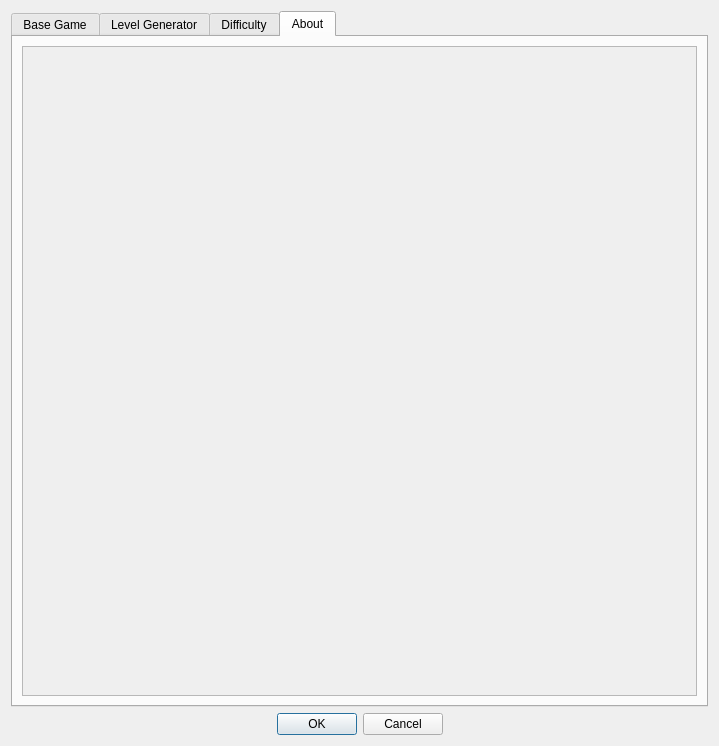
First picture: the form in SMB1/SMB1_Compliance_To_SMB1/Configure_Settings_Form.ui, repository Coolcord/Level-Headed, before the edit.
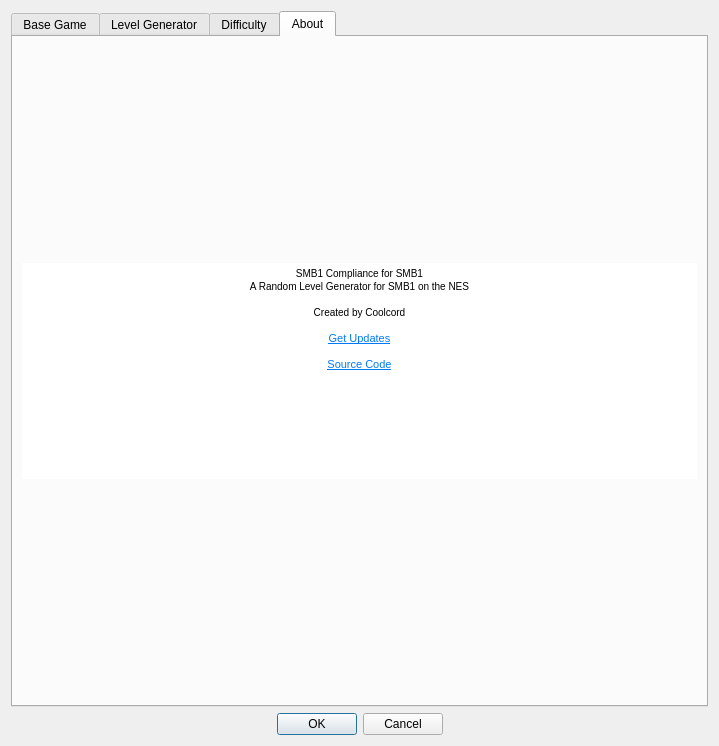
Second picture: the form after the edit. The open tabs and pages were chosen to show the change.

Commit message: Added some about text to the about tab

```diff
--- a/SMB1/SMB1_Compliance_To_SMB1/Configure_Settings_Form.ui
+++ b/SMB1/SMB1_Compliance_To_SMB1/Configure_Settings_Form.ui
@@ -1540,22 +1540,58 @@
       </attribute>
       <layout class="QVBoxLayout" name="verticalLayout_5">
        <item>
-        <widget class="QScrollArea" name="scrollAbout">
-         <property name="widgetResizable">
+        <spacer name="verticalSpacer_6">
+         <property name="orientation">
+          <enum>Qt::Vertical</enum>
+         </property>
+         <property name="sizeHint" stdset="0">
+          <size>
+           <width>20</width>
+           <height>40</height>
+          </size>
+         </property>
+        </spacer>
+       </item>
+       <item>
+        <widget class="QTextBrowser" name="textAbout">
+         <property name="frameShape">
+          <enum>QFrame::NoFrame</enum>
+         </property>
+         <property name="lineWidth">
+          <number>0</number>
+         </property>
+         <property name="html">
+          <string>&lt;!DOCTYPE HTML PUBLIC &quot;-//W3C//DTD HTML 4.0//EN&quot; &quot;http://www.w3.org/TR/REC-html40/strict.dtd&quot;&gt;
+&lt;html&gt;&lt;head&gt;&lt;meta name=&quot;qrichtext&quot; content=&quot;1&quot; /&gt;&lt;style type=&quot;text/css&quot;&gt;
+p, li { white-space: pre-wrap; }
+&lt;/style&gt;&lt;/head&gt;&lt;body style=&quot; font-family:'MS Shell Dlg 2'; font-size:7.8pt; font-weight:400; font-style:normal;&quot;&gt;
+&lt;p align=&quot;center&quot; style=&quot; margin-top:0px; margin-bottom:0px; margin-left:0px; margin-right:0px; -qt-block-indent:0; text-indent:0px;&quot;&gt;SMB1 Compliance for SMB1&lt;/p&gt;
+&lt;p align=&quot;center&quot; style=&quot; margin-top:0px; margin-bottom:0px; margin-left:0px; margin-right:0px; -qt-block-indent:0; text-indent:0px;&quot;&gt;A Random Level Generator for SMB1 on the NES&lt;/p&gt;
+&lt;p align=&quot;center&quot; style=&quot;-qt-paragraph-type:empty; margin-top:0px; margin-bottom:0px; margin-left:0px; margin-right:0px; -qt-block-indent:0; text-indent:0px;&quot;&gt;&lt;br /&gt;&lt;/p&gt;
+&lt;p align=&quot;center&quot; style=&quot; margin-top:0px; margin-bottom:0px; margin-left:0px; margin-right:0px; -qt-block-indent:0; text-indent:0px;&quot;&gt;Created by Coolcord&lt;/p&gt;
+&lt;p align=&quot;center&quot; style=&quot;-qt-paragraph-type:empty; margin-top:0px; margin-bottom:0px; margin-left:0px; margin-right:0px; -qt-block-indent:0; text-indent:0px;&quot;&gt;&lt;br /&gt;&lt;/p&gt;
+&lt;p align=&quot;center&quot; style=&quot; margin-top:0px; margin-bottom:0px; margin-left:0px; margin-right:0px; -qt-block-indent:0; text-indent:0px;&quot;&gt;&lt;a href=&quot;https://github.com/Coolcord/Level-Headed/releases&quot;&gt;&lt;span style=&quot; font-size:8pt; text-decoration: underline; color:#007af4;&quot;&gt;Get Updates&lt;/span&gt;&lt;/a&gt;&lt;/p&gt;
+&lt;p align=&quot;center&quot; style=&quot;-qt-paragraph-type:empty; margin-top:0px; margin-bottom:0px; margin-left:0px; margin-right:0px; -qt-block-indent:0; text-indent:0px;&quot;&gt;&lt;br /&gt;&lt;/p&gt;
+&lt;p align=&quot;center&quot; style=&quot; margin-top:0px; margin-bottom:0px; margin-left:0px; margin-right:0px; -qt-block-indent:0; text-indent:0px;&quot;&gt;&lt;a href=&quot;https://github.com/Coolcord/Level-Headed&quot;&gt;&lt;span style=&quot; font-size:8pt; text-decoration: underline; color:#007af4;&quot;&gt;Source Code&lt;/span&gt;&lt;/a&gt;&lt;/p&gt;&lt;/body&gt;&lt;/html&gt;</string>
+         </property>
+         <property name="openExternalLinks">
           <bool>true</bool>
          </property>
-         <widget class="QWidget" name="scrollAreaWidgetContents_4">
-          <property name="geometry">
-           <rect>
-            <x>0</x>
-            <y>0</y>
-            <width>669</width>
-            <height>635</height>
-           </rect>
-          </property>
-         </widget>
         </widget>
        </item>
+       <item>
+        <spacer name="verticalSpacer_7">
+         <property name="orientation">
+          <enum>Qt::Vertical</enum>
+         </property>
+         <property name="sizeHint" stdset="0">
+          <size>
+           <width>20</width>
+           <height>40</height>
+          </size>
+         </property>
+        </spacer>
+       </item>
       </layout>
      </widget>
     </widget>
```
Left out of the diff: 2 changed lines with no effect on the pictures. The commit also changes 2 other files.
